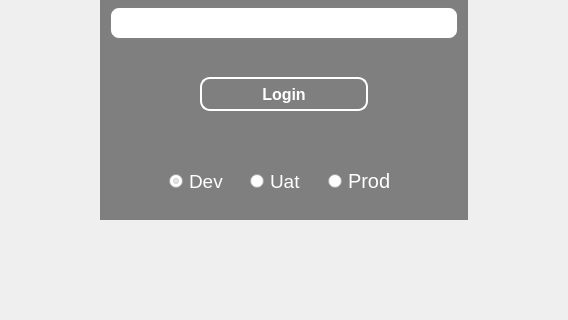
Before: the Qt Designer form ui/login.ui in DevGuruPro/rfid-python, drawn with Qt 5; both pictures show x 0 to 568 and y 217 to 537 of the 568 by 537 pixel window.
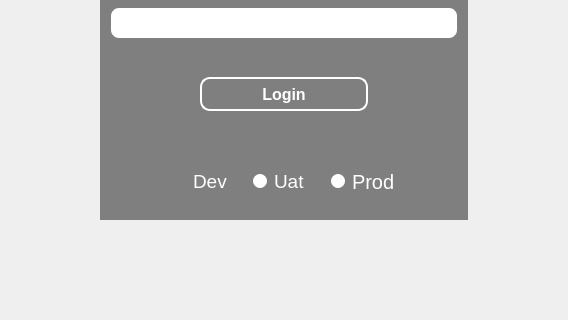
After: the same form once the commit is applied. Icons and pictures are not drawn.

```diff
--- a/ui/login.ui
+++ b/ui/login.ui
@@ -218,6 +218,30 @@
               <pointsize>14</pointsize>
              </font>
             </property>
+            <property name="styleSheet">
+             <string notr="true">QRadioButton{
+	color: white;
+}
+
+QRadioButton::indicator {  
+    width: 16px;  
+    height: 16px;  
+	border-radius: 8px;
+}  
+
+QRadioButton::indicator:unchecked {
+	width: 14px;  
+    height: 14px;
+	margin: 1px;
+    background-color: white;
+	border-radius: 7px;
+}
+
+QRadioButton::indicator:checked {
+	border-radius: 8px;
+    image: url(:/img/radiomark.png);  /* Use a custom image if needed */  
+ }</string>
+            </property>
             <property name="text">
              <string>Dev</string>
             </property>
@@ -241,6 +265,30 @@
               <bold>false</bold>
              </font>
             </property>
+            <property name="styleSheet">
+             <string notr="true">QRadioButton{
+	color: white;
+}
+
+QRadioButton::indicator {  
+    width: 16px;  
+    height: 16px;  
+	border-radius: 8px;
+}  
+
+QRadioButton::indicator:unchecked {
+	width: 14px;  
+    height: 14px;
+	margin: 1px;
+    background-color: white;
+	border-radius: 7px;
+}
+
+QRadioButton::indicator:checked {
+	border-radius: 8px;
+    image: url(:/img/radiomark.png);  /* Use a custom image if needed */  
+ }</string>
+            </property>
             <property name="text">
              <string>Uat</string>
             </property>
@@ -259,6 +307,30 @@
               <pointsize>15</pointsize>
              </font>
             </property>
+            <property name="styleSheet">
+             <string notr="true">QRadioButton{
+	color: white;
+}
+
+QRadioButton::indicator {  
+    width: 16px;  
+    height: 16px;  
+	border-radius: 8px;
+}  
+
+QRadioButton::indicator:unchecked {
+	width: 14px;  
+    height: 14px;
+	margin: 1px;
+    background-color: white;
+	border-radius: 7px;
+}
+
+QRadioButton::indicator:checked {
+	border-radius: 8px;
+    image: url(:/img/radiomark.png);  /* Use a custom image if needed */  
+ }</string>
+            </property>
             <property name="text">
              <string>Prod</string>
             </property>
```
